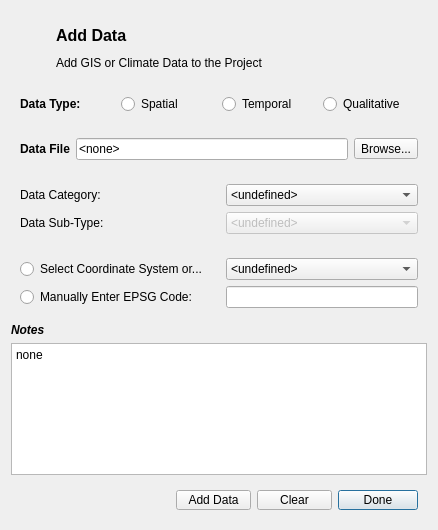
The window that gui/adddatadialog.ui (petermbach/urbanbeats-pss) describes before a commit, drawn with Qt 5.
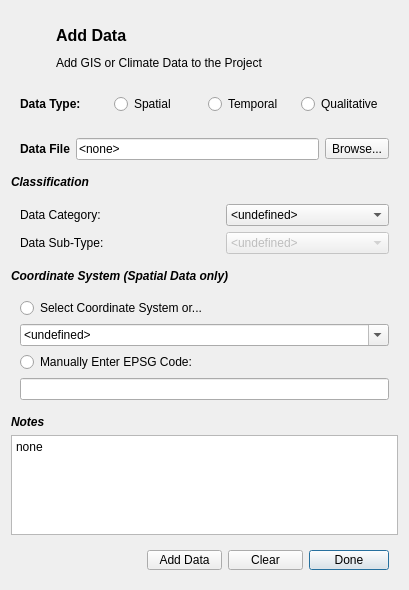
The same window after the commit. Icons and pictures are not drawn.

Commit message: Implemented the 'select coordinate system' functionality in the Add Data Dialog, not yet connected to GUI, that's next.

```diff
--- a/gui/adddatadialog.ui
+++ b/gui/adddatadialog.ui
@@ -6,8 +6,8 @@
    <rect>
     <x>0</x>
     <y>0</y>
-    <width>438</width>
-    <height>530</height>
+    <width>409</width>
+    <height>563</height>
    </rect>
   </property>
   <property name="windowTitle">
@@ -143,6 +143,16 @@
      </layout>
     </widget>
    </item>
+   <item>
+    <widget class="QLabel" name="data_classification_lbl">
+     <property name="whatsThis">
+      <string>Rainfall time series, obtain data from weather station or climate authority of your city. Time series should be in rainfall depth and have units millimetres.</string>
+     </property>
+     <property name="text">
+      <string>&lt;html&gt;&lt;head/&gt;&lt;body&gt;&lt;p&gt;&lt;span style=&quot; font-weight:600; font-style:italic;&quot;&gt;Classification&lt;/span&gt;&lt;/p&gt;&lt;/body&gt;&lt;/html&gt;</string>
+     </property>
+    </widget>
+   </item>
    <item>
     <widget class="QWidget" name="datacat_widget" native="true">
      <layout class="QGridLayout" name="gridLayout_2">
@@ -208,36 +218,27 @@
      </layout>
     </widget>
    </item>
+   <item>
+    <widget class="QLabel" name="data_coord_lbl">
+     <property name="whatsThis">
+      <string>Rainfall time series, obtain data from weather station or climate authority of your city. Time series should be in rainfall depth and have units millimetres.</string>
+     </property>
+     <property name="text">
+      <string>&lt;html&gt;&lt;head/&gt;&lt;body&gt;&lt;p&gt;&lt;span style=&quot; font-weight:600; font-style:italic;&quot;&gt;Coordinate System (Spatial Data only)&lt;/span&gt;&lt;/p&gt;&lt;/body&gt;&lt;/html&gt;</string>
+     </property>
+    </widget>
+   </item>
    <item>
     <widget class="QWidget" name="datacat_widget_2" native="true">
      <layout class="QGridLayout" name="gridLayout_4">
-      <item row="0" column="2">
-       <widget class="QComboBox" name="coord_combo">
-        <property name="currentIndex">
-         <number>0</number>
-        </property>
-        <item>
-         <property name="text">
-          <string>&lt;undefined&gt;</string>
-         </property>
-        </item>
-       </widget>
-      </item>
-      <item row="0" column="0">
-       <widget class="QRadioButton" name="coord_select">
-        <property name="minimumSize">
-         <size>
-          <width>200</width>
-          <height>0</height>
-         </size>
-        </property>
-        <property name="text">
-         <string>Select Coordinate System or...</string>
-        </property>
-       </widget>
-      </item>
       <item row="2" column="0">
        <widget class="QRadioButton" name="coord_epsg">
+        <property name="sizePolicy">
+         <sizepolicy hsizetype="Preferred" vsizetype="Preferred">
+          <horstretch>0</horstretch>
+          <verstretch>0</verstretch>
+         </sizepolicy>
+        </property>
         <property name="minimumSize">
          <size>
           <width>200</width>
@@ -249,8 +250,49 @@
         </property>
        </widget>
       </item>
-      <item row="2" column="2">
-       <widget class="QLineEdit" name="epsg_box"/>
+      <item row="0" column="0">
+       <widget class="QRadioButton" name="coord_select">
+        <property name="sizePolicy">
+         <sizepolicy hsizetype="Preferred" vsizetype="Preferred">
+          <horstretch>0</horstretch>
+          <verstretch>0</verstretch>
+         </sizepolicy>
+        </property>
+        <property name="minimumSize">
+         <size>
+          <width>200</width>
+          <height>0</height>
+         </size>
+        </property>
+        <property name="text">
+         <string>Select Coordinate System or...</string>
+        </property>
+       </widget>
+      </item>
+      <item row="1" column="0">
+       <widget class="QComboBox" name="coord_combo">
+        <property name="editable">
+         <bool>true</bool>
+        </property>
+        <property name="currentIndex">
+         <number>0</number>
+        </property>
+        <item>
+         <property name="text">
+          <string>&lt;undefined&gt;</string>
+         </property>
+        </item>
+       </widget>
+      </item>
+      <item row="3" column="0">
+       <widget class="QLineEdit" name="epsg_box">
+        <property name="sizePolicy">
+         <sizepolicy hsizetype="Preferred" vsizetype="Fixed">
+          <horstretch>0</horstretch>
+          <verstretch>0</verstretch>
+         </sizepolicy>
+        </property>
+       </widget>
       </item>
      </layout>
     </widget>
```
The commit also changes 6 other files.
